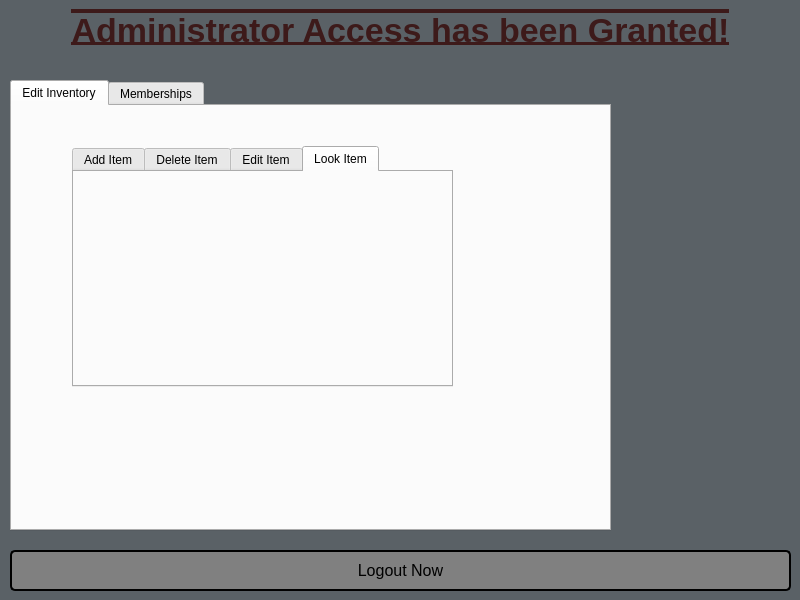
This is CS1C_BulkClub/administratorwindow.ui in BlankMKB/CS1C-Group-Project-1 as Qt 5 draws it before an edit. The edited form follows.
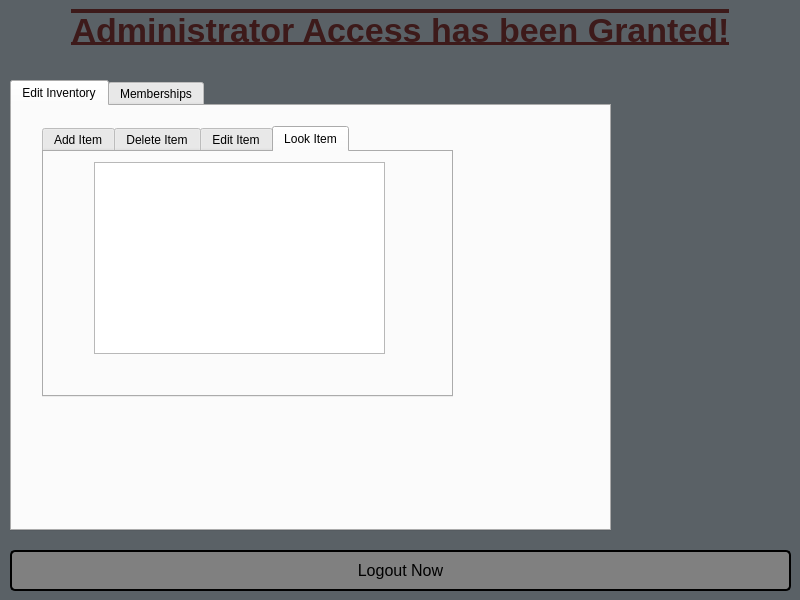
This is the edited form. The open tabs and pages were chosen to show the change.

```diff
--- a/CS1C_BulkClub/administratorwindow.ui
+++ b/CS1C_BulkClub/administratorwindow.ui
@@ -87,10 +87,10 @@
     <widget class="QTabWidget" name="tabWidget_3">
      <property name="geometry">
       <rect>
-       <x>60</x>
-       <y>40</y>
-       <width>381</width>
-       <height>241</height>
+       <x>30</x>
+       <y>20</y>
+       <width>411</width>
+       <height>271</height>
       </rect>
      </property>
      <property name="currentIndex">
@@ -209,6 +209,16 @@
       <attribute name="title">
        <string>Look Item</string>
       </attribute>
+      <widget class="QListWidget" name="itemlist">
+       <property name="geometry">
+        <rect>
+         <x>50</x>
+         <y>10</y>
+         <width>291</width>
+         <height>192</height>
+        </rect>
+       </property>
+      </widget>
      </widget>
     </widget>
    </widget>
```
Left out of the diff: 2 changed lines with no effect on the pictures.
